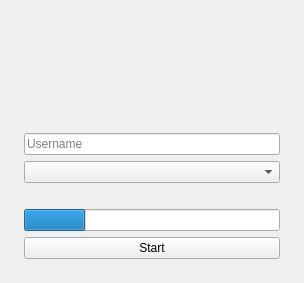
Qt form design.ui (rowdyslav/RowdyLauncher) before a commit.
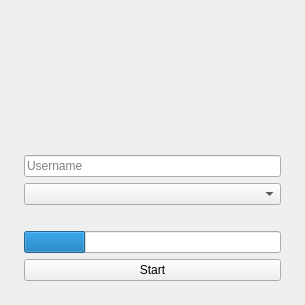
The same form after that commit. Icons and pictures are not drawn.

```diff
--- a/design.ui
+++ b/design.ui
@@ -6,8 +6,8 @@
    <rect>
     <x>0</x>
     <y>0</y>
-    <width>304</width>
-    <height>283</height>
+                <width>305</width>
+                <height>305</height>
    </rect>
   </property>
   <property name="windowTitle">
```
Left out of the diff: 8 changed lines with no effect on the pictures. Lines whose indentation alone changed are shown as unchanged.
